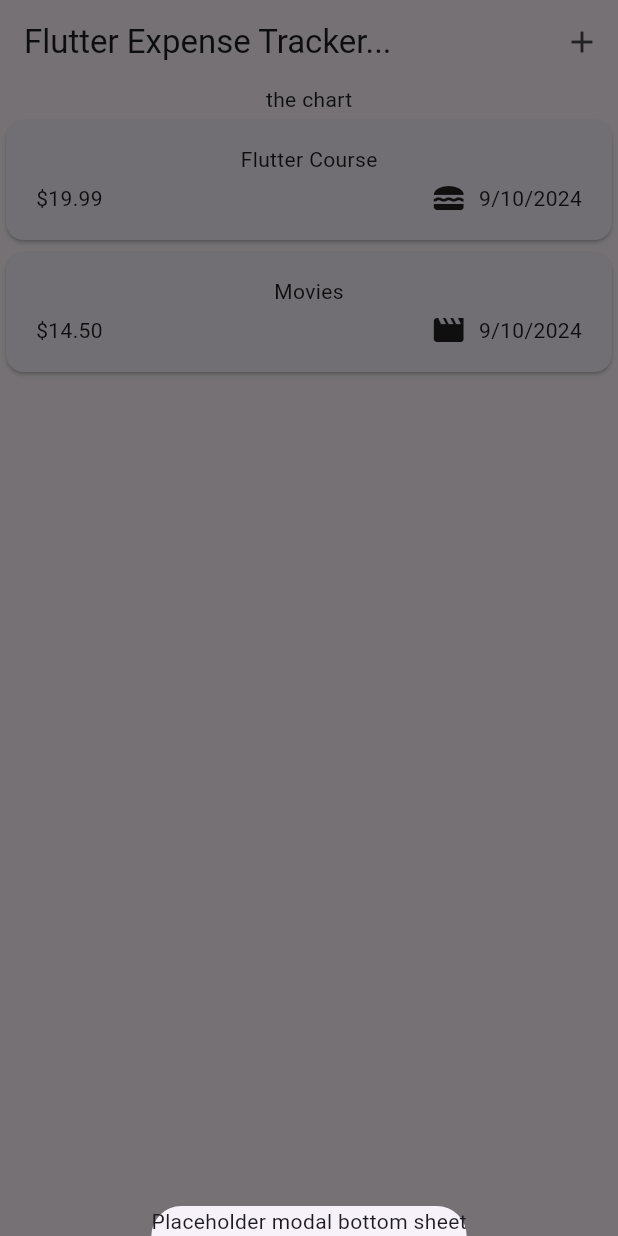
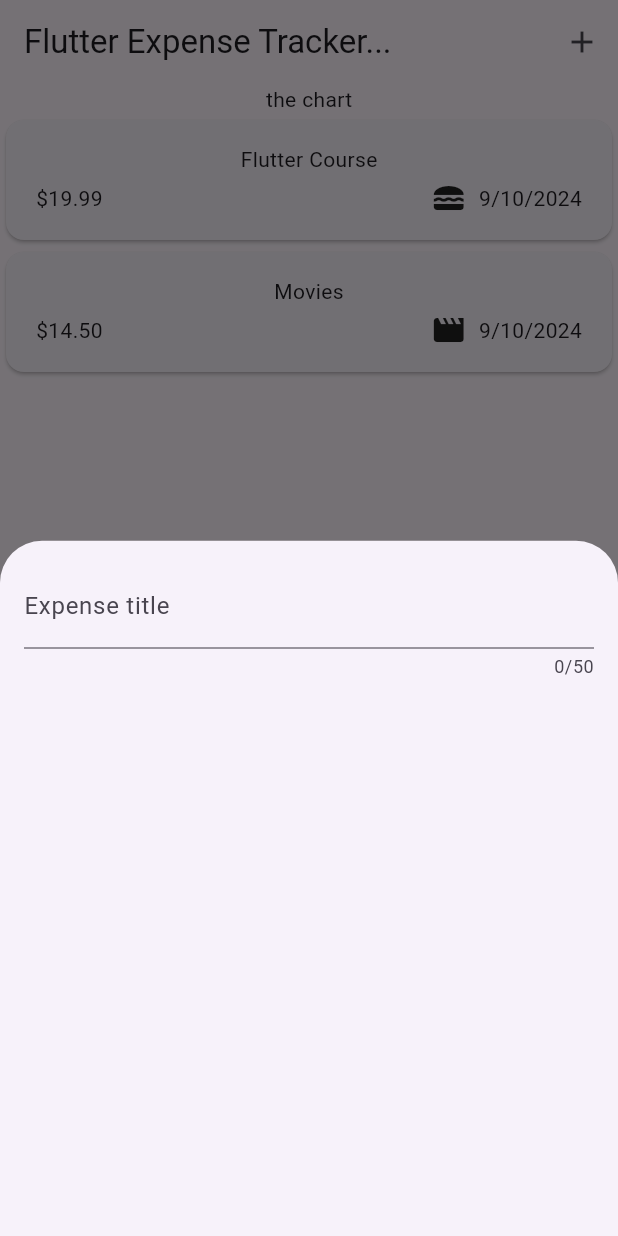
Before and after one commit to ThawedBuffalo/fdcg_05-expense-tracker, a Flutter app: the screen it shows after launch, after a tap on the "add" icon, on a phone screen of 412 x 824 dp. Run offline on Flutter 3.47's test engine with Material 3 defaults, Android fonts, the phone set to English and light mode, and no system bars.

Commit message:
section 5: chapter 12

```diff
--- a/lib/widgets/expenses.dart
+++ b/lib/widgets/expenses.dart
@@ -1,4 +1,5 @@
 import 'package:expense_tracker/widgets/expenses_list.dart';
+import 'package:expense_tracker/widgets/new_expense.dart';
 import 'package:flutter/material.dart';
 
 import '../models/expense.dart';
@@ -27,7 +28,7 @@ class _ExpensesState extends State<Expenses> {
   void _openAddExpenseOverlay() {
     showModalBottomSheet(
       context: context,
-      builder: (ctx) => const Text('Placeholder modal bottom sheet'),
+      builder: (ctx) => const NewExpense(),
     );
   }
 
--- /dev/null
+++ b/lib/widgets/new_expense.dart
@@ -0,0 +1,27 @@
+import 'package:flutter/material.dart';
+
+class NewExpense extends StatefulWidget {
+  const NewExpense({super.key});
+
+  @override
+  State<NewExpense> createState() => _NewExpenseState();
+}
+
+class _NewExpenseState extends State<NewExpense> {
+  @override
+  Widget build(BuildContext context) {
+    return const Padding(
+      padding: EdgeInsets.all(16),
+      child: Column(
+        children: [
+          TextField(
+            maxLength: 50,
+            decoration: InputDecoration(
+              label: Text('Expense title'),
+            ),
+          ),
+        ],
+      ),
+    );
+  }
+}
```
